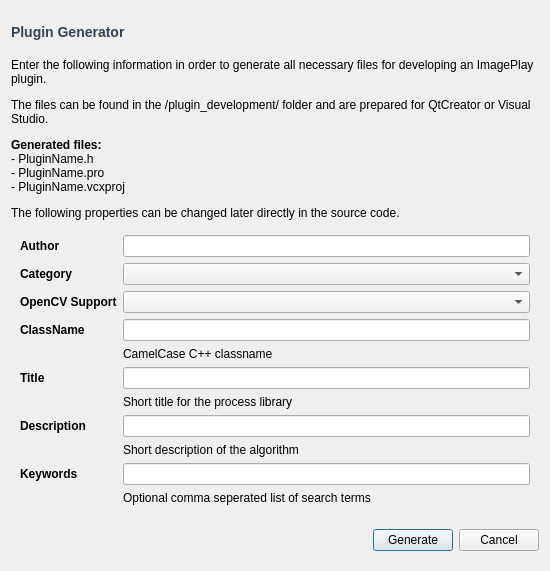
Above: ImagePlay/ui/PluginGenerator.ui from cpvrlab/ImagePlay before the change. Below: the same form after it.
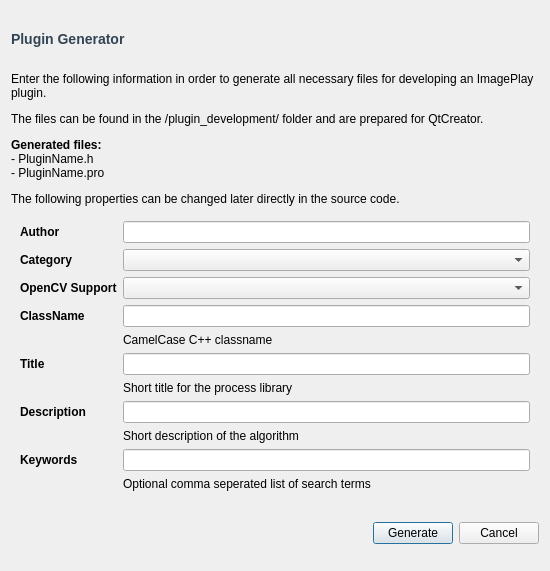
That is the form after the change.

Commit message: fix plugin generator

Patch:
```diff
--- a/ImagePlay/ui/PluginGenerator.ui
+++ b/ImagePlay/ui/PluginGenerator.ui
@@ -27,7 +27,7 @@
    <item>
     <widget class="QLabel" name="label_2">
      <property name="text">
-      <string>&lt;html&gt;&lt;head/&gt;&lt;body&gt;&lt;p&gt;Enter the following information in order to generate all necessary files for developing an ImagePlay plugin.&lt;/p&gt;&lt;p&gt;The files can be found in the /plugin_development/ folder and are prepared for QtCreator or Visual Studio.&lt;/p&gt;&lt;p&gt;&lt;span style=&quot; font-weight:600;&quot;&gt;Generated files:&lt;/span&gt;&lt;br/&gt;- PluginName.h&lt;br/&gt;- PluginName.pro&lt;br/&gt;- PluginName.vcxproj&lt;/p&gt;&lt;p&gt;The following properties can be changed later directly in the source code.&lt;/p&gt;&lt;/body&gt;&lt;/html&gt;</string>
+      <string>&lt;html&gt;&lt;head/&gt;&lt;body&gt;&lt;p&gt;Enter the following information in order to generate all necessary files for developing an ImagePlay plugin.&lt;/p&gt;&lt;p&gt;The files can be found in the /plugin_development/ folder and are prepared for QtCreator.&lt;/p&gt;&lt;p&gt;&lt;span style=&quot; font-weight:600;&quot;&gt;Generated files:&lt;/span&gt;&lt;br/&gt;- PluginName.h&lt;br/&gt;- PluginName.pro&lt;/p&gt;&lt;p&gt;The following properties can be changed later directly in the source code.&lt;/p&gt;&lt;/body&gt;&lt;/html&gt;</string>
      </property>
      <property name="wordWrap">
       <bool>true</bool>
```
The commit also changes 1 other file.
